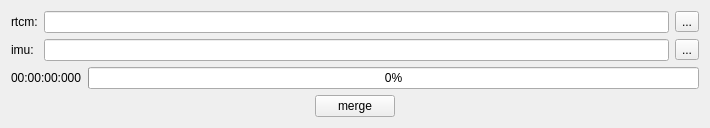
Qt form OpenRtk_Dirver/MergeTools.ui (aceinnazhangchen/OpenRtk_Dirver) before a commit.
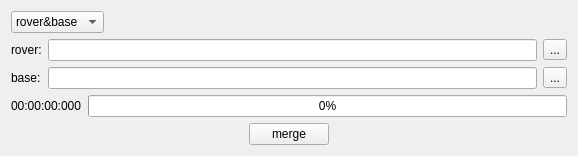
The same form after that commit.

Commit message: merge rover and base rtcm data

What changed in the file:
```diff
--- a/OpenRtk_Dirver/MergeTools.ui
+++ b/OpenRtk_Dirver/MergeTools.ui
@@ -6,20 +6,51 @@
    <rect>
     <x>0</x>
     <y>0</y>
-    <width>710</width>
-    <height>125</height>
+    <width>578</width>
+    <height>153</height>
    </rect>
   </property>
   <property name="windowTitle">
    <string>MergeTools</string>
   </property>
   <layout class="QVBoxLayout" name="verticalLayout">
+   <item>
+    <layout class="QHBoxLayout" name="horizontalLayout">
+     <item>
+      <widget class="QComboBox" name="fileformat_cmb">
+       <item>
+        <property name="text">
+         <string>rover&amp;base</string>
+        </property>
+       </item>
+       <item>
+        <property name="text">
+         <string>rtcm&amp;imu</string>
+        </property>
+       </item>
+      </widget>
+     </item>
+     <item>
+      <spacer name="horizontalSpacer_3">
+       <property name="orientation">
+        <enum>Qt::Horizontal</enum>
+       </property>
+       <property name="sizeHint" stdset="0">
+        <size>
+         <width>40</width>
+         <height>20</height>
+        </size>
+       </property>
+      </spacer>
+     </item>
+    </layout>
+   </item>
    <item>
     <layout class="QGridLayout" name="gridLayout">
      <item row="0" column="0">
       <widget class="QLabel" name="label">
        <property name="text">
-        <string>rtcm:</string>
+        <string>rover:</string>
        </property>
       </widget>
      </item>
@@ -36,7 +67,7 @@
      <item row="1" column="0">
       <widget class="QLabel" name="label_2">
        <property name="text">
-        <string>imu:</string>
+        <string>base:</string>
        </property>
       </widget>
      </item>
```
The commit also changes 15 other files.
